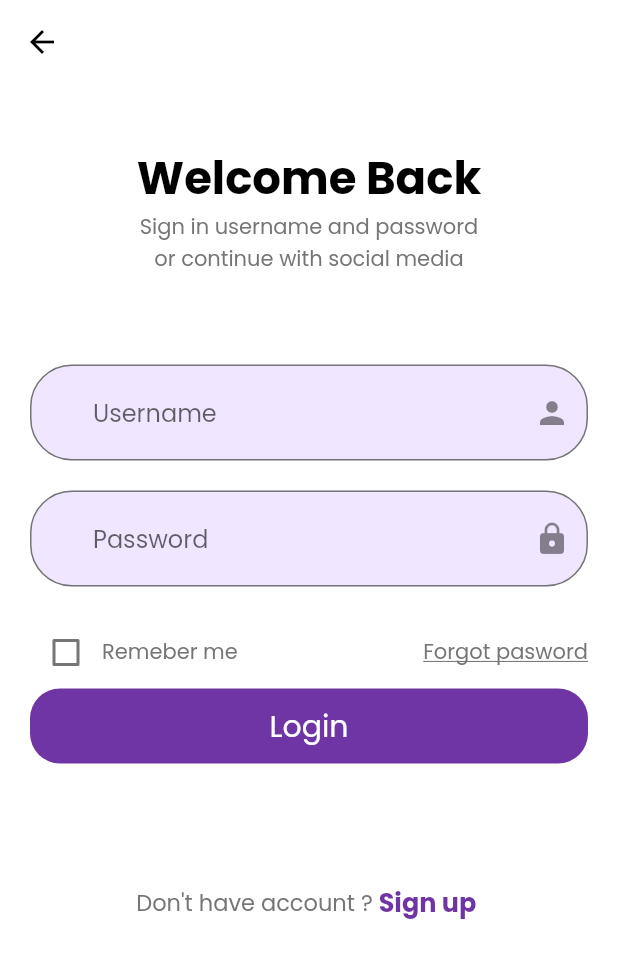
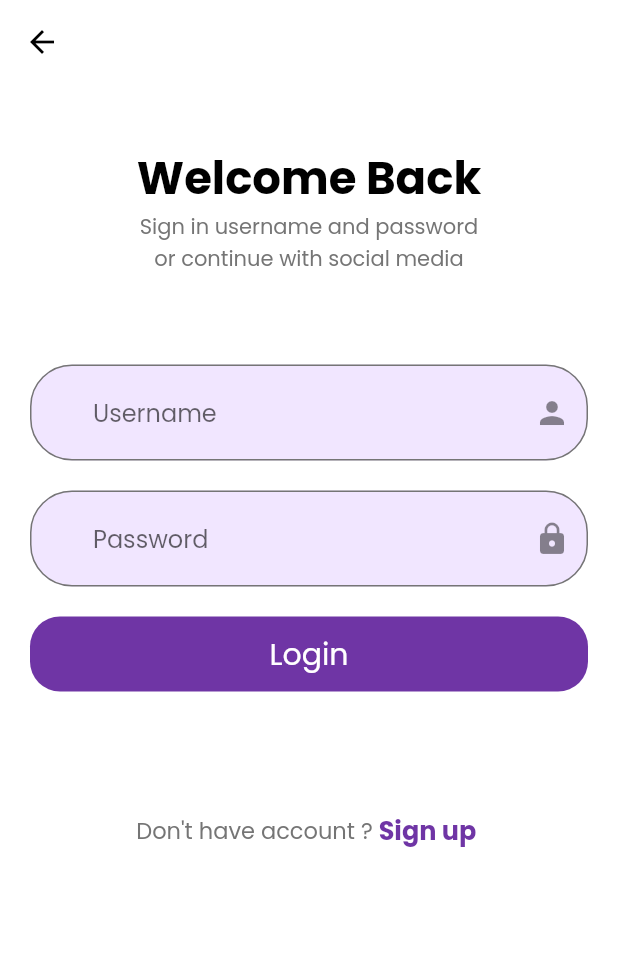
Before and after one commit to bbestbt/Smart-Locker, a Flutter app: the screen it shows after launch, after a tap on "Get start", on a phone screen of 412 x 824 dp. Shown: the top 958 px of the screen. Run offline on Flutter 3.47's test engine with Material 2 defaults, Android fonts, the phone set to English and light mode, and no system bars; our stand-ins replace flutter_svg, get_it, mask_text_input_formatter, shared_preferences; missing offline and left inert: barcode_scan, email_auth; accounts and stored records are empty.

Commit message:
remove remember and forgot pw

```diff
--- a/lib/screens/sign_in/components/sign_form.dart
+++ b/lib/screens/sign_in/components/sign_form.dart
@@ -82,27 +82,27 @@ class _SignFormState extends State<SignForm> {
           SizedBox(
             height: 20,
           ),
-          Row(
-            children: [
-              Checkbox(
-                  value: remember,
-                  activeColor: Color(0xFF6F35A5),
-                  onChanged: (value) {
-                    setState(() {
-                      remember = value;
-                    });
-                  }),
-              Text("Remeber me"),
-              Spacer(),
-              GestureDetector(
-                  onTap: () => Navigator.pushNamed(
-                      context, ForgotPasswordScreen.routeName),
-                  child: Text(
-                    "Forgot pasword",
-                    style: TextStyle(decoration: TextDecoration.underline),
-                  )),
-            ],
-          ),
+          // Row(
+          //   children: [
+          //     Checkbox(
+          //         value: remember,
+          //         activeColor: Color(0xFF6F35A5),
+          //         onChanged: (value) {
+          //           setState(() {
+          //             remember = value;
+          //           });
+          //         }),
+          //     Text("Remeber me"),
+          //     Spacer(),
+          //     GestureDetector(
+          //         onTap: () => Navigator.pushNamed(
+          //             context, ForgotPasswordScreen.routeName),
+          //         child: Text(
+          //           "Forgot pasword",
+          //           style: TextStyle(decoration: TextDecoration.underline),
+          //         )),
+          //   ],
+          // ),
           FormError(errors: errors),
           DefaultButton(
               text: "Login",
```
